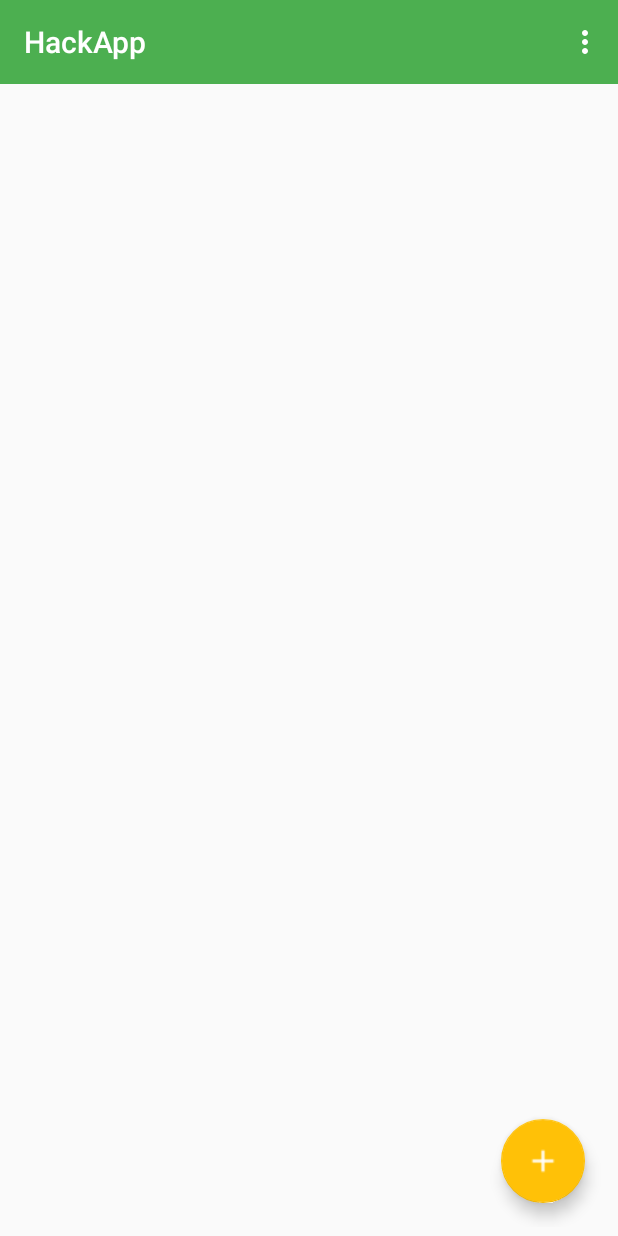
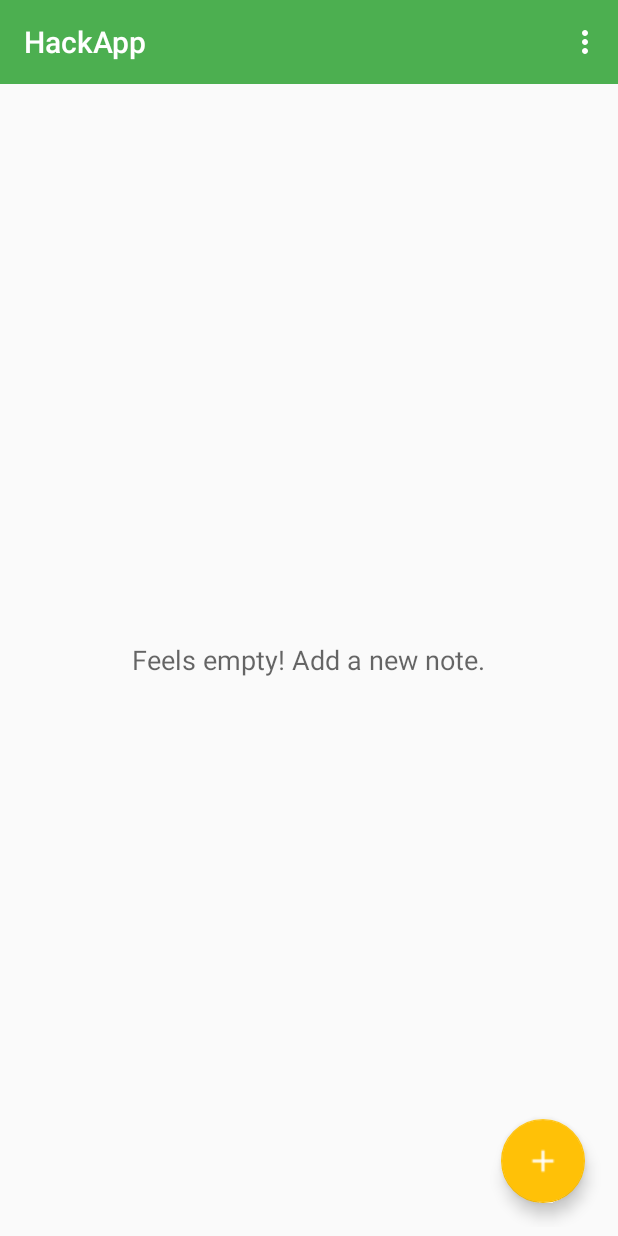
Before and after one commit to eugeneansah/HackEditor, an Android app: the fragment NoteListFragment placed in its activity, on a phone screen of 412 x 824 dp. Run offline under Robolectric (Android 15) with nearby library versions, the phone set to English and light mode, and no system bars; libraries missing offline, so code that uses them is left out: com.melnykov.fab, com.mikepenz.fontawesome_typeface_library, com.mikepenz.materialdrawer, com.mikepenz.materialize; plain views replace FloatingActionButton; 4 statements that could not run were skipped.

```diff
--- a/app/src/main/AndroidManifest.xml
+++ b/app/src/main/AndroidManifest.xml
@@ -20,6 +20,7 @@
         <activity
             android:name=".activities.NoteEditorActivity"
             android:label="@string/title_activity_note_editor"
+            android:noHistory="true"
             android:parentActivityName=".activities.MainActivity">
             <meta-data
                 android:name="android.support.PARENT_ACTIVITY"
--- a/app/src/main/java/com/hackathon/hackmsit/activities/MainActivity.java
+++ b/app/src/main/java/com/hackathon/hackmsit/activities/MainActivity.java
@@ -82,7 +82,6 @@ public class MainActivity extends AppCompatActivity {
                     @Override
                     public void onDrawerOpened(View view) {
                         KeyboardUtil.hideKeyboard(MainActivity.this);
-
                     }
 
                     @Override
@@ -132,7 +131,7 @@ public class MainActivity extends AppCompatActivity {
                 .beginTransaction()
                 .setTransition(FragmentTransaction.TRANSIT_FRAGMENT_OPEN)
                 .replace(R.id.container, fragment)
-                .addToBackStack(null)
+                //.addToBackStack(null)
                 .commit();
         getSupportActionBar().setTitle(title);
     }
--- a/app/src/main/java/com/hackathon/hackmsit/fragments/NoteListFragment.java
+++ b/app/src/main/java/com/hackathon/hackmsit/fragments/NoteListFragment.java
@@ -11,6 +11,7 @@ import android.view.LayoutInflater;
 import android.view.MotionEvent;
 import android.view.View;
 import android.view.ViewGroup;
+import android.widget.TextView;
 
 import com.hackathon.hackmsit.data.NoteManager;
 import com.melnykov.fab.FloatingActionButton;
@@ -29,7 +30,7 @@ public class NoteListFragment extends Fragment {
     private RecyclerView mRecyclerView;
     private NoteListAdapter mAdapter;
     private RecyclerView.LayoutManager mLayoutManager;
-
+    private TextView tvDefault;
 
     public NoteListFragment() {
         // Required empty public constructor
@@ -51,10 +52,12 @@ public class NoteListFragment extends Fragment {
             }
         });
 
+        tvDefault = (TextView) mRootView.findViewById(R.id.tv_default);
+        tvDefault.setVisibility(View.GONE);
+
         setupList();
         return mRootView;
     }
-
 
     private void setupList() {
         mRecyclerView = (RecyclerView) mRootView.findViewById(R.id.note_recycler_view);
@@ -80,13 +83,21 @@ public class NoteListFragment extends Fragment {
                     Note selectedNote = mNotes.get(position);
                     Intent editorIntent = new Intent(getActivity(), NoteEditorActivity.class);
                     editorIntent.putExtra("id", selectedNote.getId());
+                    startActivity(editorIntent);
                 }
                 return false;
             }
 
             @Override
-            public void onTouchEvent(RecyclerView rv, MotionEvent e) {
+            public void onTouchEvent(RecyclerView recyclerView, MotionEvent motionEvent) {
+                View child = recyclerView.findChildViewUnder(motionEvent.getX(), motionEvent.getY());
 
+                if (child != null && mGestureDetector.onTouchEvent(motionEvent)) {
+                    int position = recyclerView.getChildLayoutPosition(child);
+                    Note selectedNote = mNotes.get(position);
+                    Intent editorIntent = new Intent(getActivity(), NoteEditorActivity.class);
+                    editorIntent.putExtra("id", selectedNote.getId());
+                }
             }
 
             @Override
@@ -95,6 +106,9 @@ public class NoteListFragment extends Fragment {
             }
         });
         mNotes = NoteManager.newInstance(getActivity()).getAllNotes();
+        if (mNotes.isEmpty()) {
+            tvDefault.setVisibility(View.VISIBLE);
+        }
         mAdapter = new NoteListAdapter(mNotes, getActivity());
         mRecyclerView.setAdapter(mAdapter);
     }
--- a/app/src/main/res/layout/fragment_note_list.xml
+++ b/app/src/main/res/layout/fragment_note_list.xml
@@ -4,6 +4,15 @@
              android:layout_height="match_parent"
              xmlns:fab="http://schemas.android.com/apk/res-auto"
              tools:context="com.hackathon.hackmsit.fragments.NoteListFragment">
+
+    <TextView
+        android:id="@+id/tv_default"
+        android:layout_width="wrap_content"
+        android:layout_height="wrap_content"
+        android:layout_centerHorizontal="true"
+        android:layout_centerVertical="true"
+        android:text="@string/no_notes"
+        android:textAppearance="?android:attr/textAppearanceMedium" />
 
     <!-- A RecyclerView with some commonly used attributes -->
     <android.support.v7.widget.RecyclerView
--- a/app/src/main/res/values/strings.xml
+++ b/app/src/main/res/values/strings.xml
@@ -10,4 +10,5 @@
     <string name="title_editor">Editor</string>
     <string name="action_delete">Delete</string>
     <string name="action_save">Save</string>
+    <string name="no_notes">Feels empty! Add a new note.</string>
 </resources>
```
Also changed, not shown: app/src/main/java/com/hackathon/hackmsit/activities/NoteEditorActivity.java (+18 -7 lines), app/src/main/java/com/hackathon/hackmsit/fragments/NotePlainEditorFragment.java (+13 -3 lines).
